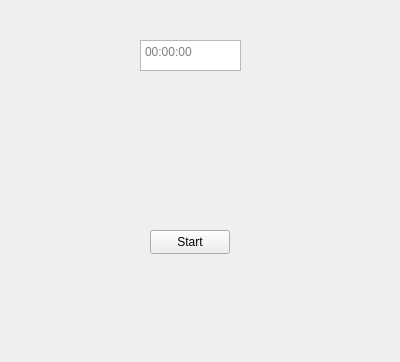
SawsOnly/QtTimerPractice, file MyTimer/views/timerview.ui: the form before one commit.
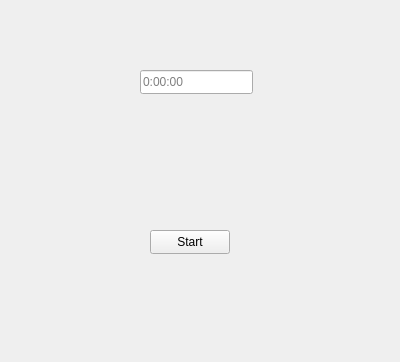
The form after the commit.

Commit message: Enforced format for TimerText

Patch:
```diff
--- a/MyTimer/views/timerview.ui
+++ b/MyTimer/views/timerview.ui
@@ -27,33 +27,20 @@
      <string>Start</string>
     </property>
    </widget>
-   <widget class="QTextEdit" name="TimerText">
+   <widget class="QLineEdit" name="TimerText">
     <property name="geometry">
      <rect>
       <x>140</x>
-      <y>40</y>
-      <width>101</width>
-      <height>31</height>
+      <y>70</y>
+      <width>113</width>
+      <height>24</height>
      </rect>
     </property>
-    <property name="tabChangesFocus">
-     <bool>false</bool>
-    </property>
-    <property name="readOnly">
-     <bool>false</bool>
-    </property>
-    <property name="html">
-     <string>&lt;!DOCTYPE HTML PUBLIC &quot;-//W3C//DTD HTML 4.0//EN&quot; &quot;http://www.w3.org/TR/REC-html40/strict.dtd&quot;&gt;
-&lt;html&gt;&lt;head&gt;&lt;meta name=&quot;qrichtext&quot; content=&quot;1&quot; /&gt;&lt;meta charset=&quot;utf-8&quot; /&gt;&lt;style type=&quot;text/css&quot;&gt;
-p, li { white-space: pre-wrap; }
-hr { height: 1px; border-width: 0; }
-li.unchecked::marker { content: &quot;\2610&quot;; }
-li.checked::marker { content: &quot;\2612&quot;; }
-&lt;/style&gt;&lt;/head&gt;&lt;body style=&quot; font-family:'Segoe UI'; font-size:9pt; font-weight:400; font-style:normal;&quot;&gt;
-&lt;p style=&quot;-qt-paragraph-type:empty; margin-top:0px; margin-bottom:0px; margin-left:0px; margin-right:0px; -qt-block-indent:0; text-indent:0px;&quot;&gt;&lt;br /&gt;&lt;/p&gt;&lt;/body&gt;&lt;/html&gt;</string>
+    <property name="text">
+     <string/>
     </property>
     <property name="placeholderText">
-     <string>00:00:00</string>
+     <string>0:00:00</string>
     </property>
    </widget>
   </widget>
```
The commit also changes 2 other files.
